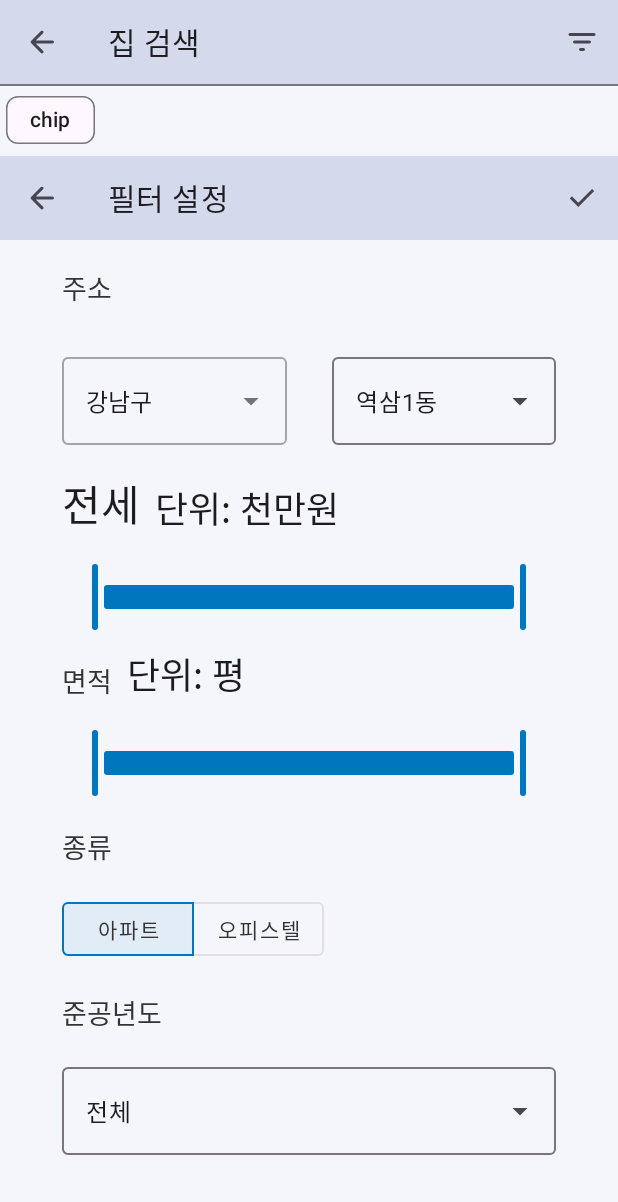
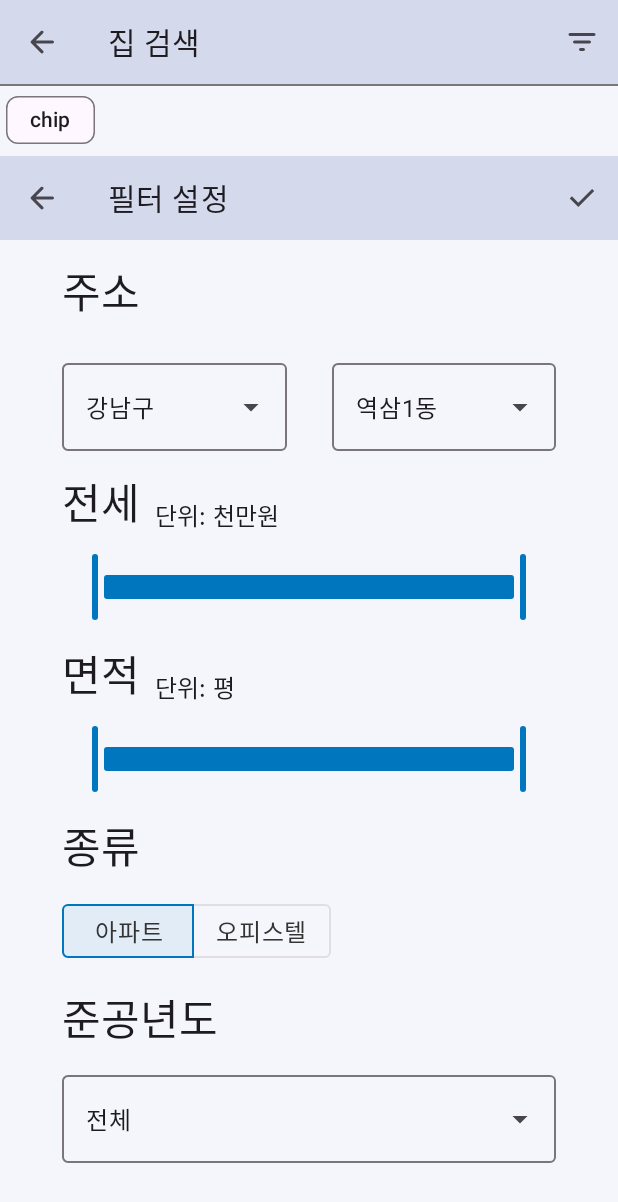
Before and after one commit to SSAFY-TOTT/Android, an Android app: the fragment SearchFilterFragment placed in its activity, on a phone screen of 412 x 824 dp. Shown: the top 1202 px of the screen. Run offline under Robolectric (Android 15) with nearby library versions, the light colour scheme and no system bars; our stand-ins replace Dagger/Hilt's generated code.

Commit message:
style(#23): 필터 화면 컴포넌트 스타일 변경

```diff
--- a/app/src/main/res/layout/fragment_search_filter.xml
+++ b/app/src/main/res/layout/fragment_search_filter.xml
@@ -50,7 +50,7 @@
 
     <com.google.android.material.textview.MaterialTextView
         android:id="@+id/tv_address_searchFilter"
-        style="@style/TOTT.Text.H3"
+        style="@style/TextAppearance.Material3.HeadlineMedium"
         android:layout_width="wrap_content"
         android:layout_height="wrap_content"
         android:layout_marginBottom="10dp"
@@ -61,7 +61,7 @@
 
     <com.google.android.material.textfield.TextInputLayout
         android:id="@+id/inputLayout_address1_searchFilter"
-        style="@style/Widget.MaterialComponents.TextInputLayout.OutlinedBox.ExposedDropdownMenu"
+        style="@style/Widget.Material3.TextInputLayout.OutlinedBox.ExposedDropdownMenu"
         android:layout_width="0dp"
         android:layout_height="wrap_content"
         android:layout_marginEnd="30dp"
@@ -72,6 +72,7 @@
 
         <com.google.android.material.textfield.MaterialAutoCompleteTextView
             android:id="@+id/autoTextView_address1_searchFilter"
+            style="@style/TextAppearance.Material3.BodyLarge"
             android:layout_width="match_parent"
             android:layout_height="wrap_content"
             android:inputType="none"
@@ -84,7 +85,6 @@
         style="@style/Widget.Material3.TextInputLayout.OutlinedBox.ExposedDropdownMenu"
         android:layout_width="0dp"
         android:layout_height="wrap_content"
-
         app:layout_constraintBottom_toBottomOf="@+id/inputLayout_address1_searchFilter"
         app:layout_constraintEnd_toEndOf="@id/guideline_end_vertical_searchFilter"
         app:layout_constraintStart_toEndOf="@id/inputLayout_address1_searchFilter"
@@ -92,8 +92,8 @@
 
         <com.google.android.material.textfield.MaterialAutoCompleteTextView
             android:id="@+id/autoTextView_address2_searchFilter"
+            style="@style/TextAppearance.Material3.BodyLarge"
             android:layout_width="match_parent"
-
             android:layout_height="wrap_content"
             android:inputType="none"
             tools:text="역삼1동" />
@@ -113,13 +113,13 @@
 
     <com.google.android.material.textview.MaterialTextView
         android:id="@+id/tv_price_unit_searchFilter"
-        android:layout_marginStart="10dp"
-        style="@style/TextAppearance.Material3.HeadlineSmall"
+        style="@style/TextAppearance.Material3.TitleMedium"
         android:layout_width="wrap_content"
         android:layout_height="wrap_content"
+        android:layout_marginStart="10dp"
         android:text="@string/price_unit_searchFilter"
-        app:layout_constraintStart_toEndOf="@id/tv_price_searchFilter"
-        app:layout_constraintBottom_toBottomOf="@id/tv_price_searchFilter" />
+        app:layout_constraintBottom_toBottomOf="@id/tv_price_searchFilter"
+        app:layout_constraintStart_toEndOf="@id/tv_price_searchFilter" />
 
     <com.google.android.material.slider.RangeSlider
         android:id="@+id/rangeSlider_price_searchFilter"
@@ -133,7 +133,7 @@
 
     <com.google.android.material.textview.MaterialTextView
         android:id="@+id/tv_area_searchFilter"
-        style="@style/TOTT.Text.H3"
+        style="@style/TextAppearance.Material3.HeadlineMedium"
         android:layout_width="0dp"
         android:layout_height="wrap_content"
         android:text="@string/area_searchFilter"
@@ -143,13 +143,13 @@
 
     <com.google.android.material.textview.MaterialTextView
         android:id="@+id/tv_area_unit_searchFilter"
-        android:layout_marginStart="10dp"
-        style="@style/TextAppearance.Material3.HeadlineSmall"
+        style="@style/TextAppearance.Material3.TitleMedium"
         android:layout_width="wrap_content"
         android:layout_height="wrap_content"
+        android:layout_marginStart="10dp"
         android:text="@string/price_area_searchFilter"
-        app:layout_constraintStart_toEndOf="@id/tv_area_searchFilter"
-        app:layout_constraintBottom_toBottomOf="@id/tv_area_searchFilter" />
+        app:layout_constraintBottom_toBottomOf="@id/tv_area_searchFilter"
+        app:layout_constraintStart_toEndOf="@id/tv_area_searchFilter" />
 
     <com.google.android.material.slider.RangeSlider
         android:id="@+id/rangeSlider_area_searchFilter"
@@ -162,7 +162,7 @@
 
     <com.google.android.material.textview.MaterialTextView
         android:id="@+id/tv_houseType_searchFilter"
-        style="@style/TOTT.Text.H3"
+        style="@style/TextAppearance.Material3.HeadlineMedium"
         android:layout_width="0dp"
         android:layout_height="wrap_content"
         android:text="@string/houseType_searchFilter"
@@ -199,7 +199,7 @@
 
     <com.google.android.material.textview.MaterialTextView
         android:id="@+id/tv_built_searchFilter"
-        style="@style/TOTT.Text.H3"
+        style="@style/TextAppearance.Material3.HeadlineMedium"
         android:layout_width="0dp"
         android:layout_height="wrap_content"
         android:text="@string/built_searchFilter"
--- a/app/src/main/res/values/strings.xml
+++ b/app/src/main/res/values/strings.xml
@@ -13,6 +13,7 @@
     <string name="toolbar_saveFilter">저장</string>
     <string name="price_unit_searchFilter">단위: 천만원</string>
     <string name="price_area_searchFilter">단위: 평</string>
+    <string name="MAX_RANGE_BAR">제한 없음</string>
 
     <!--  매물 화면  -->
     <string name="toolbar_buildingDetail_item">상세 정보</string>
--- a/app/src/main/res/values/style.xml
+++ b/app/src/main/res/values/style.xml
@@ -11,6 +11,7 @@
 
     <style name="TOTT.OutlinedButton" parent="Widget.MaterialComponents.Button.OutlinedButton">
         <item name="android:textColor">@color/font</item>
+        <item name="android:textAppearance">@style/TextAppearance.Material3.BodyLarge</item>
     </style>
 
     <style name="TOTT.FilledButton" parent="Widget.Material3.Button.TextButton">
--- a/app/src/main/res/values/values.xml
+++ b/app/src/main/res/values/values.xml
@@ -8,4 +8,8 @@
         <item>20.0</item>
         <item>30.0</item>
     </array>
+    <string-array name = "building_types">
+        <item>아파트</item>
+        <item>오피스텔</item>
+    </string-array>
 </resources>
```
